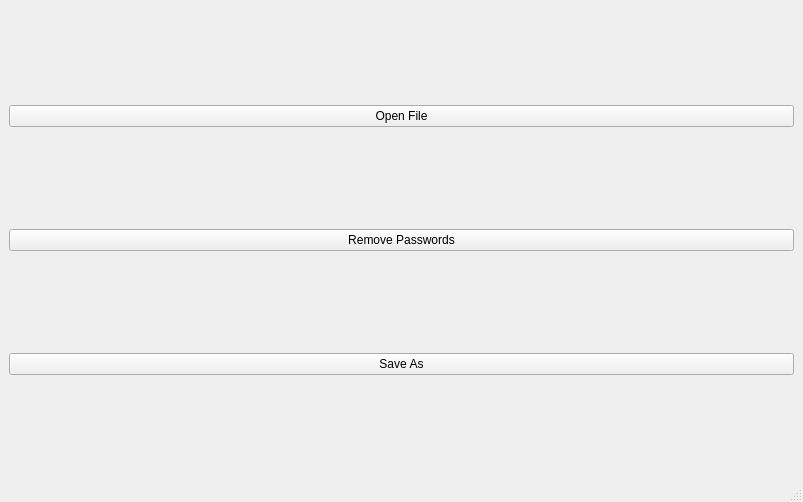
Old version of the form mainwindow.ui in the repository piotrek-pl/excelPasswordsRemover.
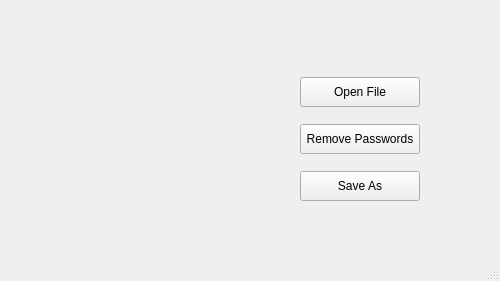
New version of the form. Icons and pictures are not drawn.

Diff of the .ui file:
```diff
--- a/mainwindow.ui
+++ b/mainwindow.ui
@@ -6,23 +6,63 @@
    <rect>
     <x>0</x>
     <y>0</y>
-    <width>803</width>
-    <height>502</height>
+    <width>500</width>
+    <height>281</height>
    </rect>
   </property>
   <property name="windowTitle">
-   <string>MainWindow</string>
+   <string>excelPasswordsRemover</string>
   </property>
   <property name="styleSheet">
-   <string notr="true"/>
+   <string notr="true">#MainWindow {
+border-image: url(:/img/background.png); }</string>
   </property>
   <widget class="QWidget" name="centralwidget">
    <property name="styleSheet">
     <string notr="true"/>
    </property>
-   <layout class="QVBoxLayout" name="verticalLayout" stretch="0,0,0">
+   <widget class="QWidget" name="">
+    <property name="geometry">
+     <rect>
+      <x>250</x>
+      <y>60</y>
+      <width>211</width>
+      <height>161</height>
+     </rect>
+    </property>
+    <layout class="QVBoxLayout" name="verticalLayout">
+     <property name="spacing">
+      <number>0</number>
+     </property>
+     <property name="leftMargin">
+      <number>50</number>
+     </property>
+     <property name="topMargin">
+      <number>0</number>
+     </property>
+     <property name="rightMargin">
+      <number>0</number>
+     </property>
+     <property name="bottomMargin">
+      <number>0</number>
+     </property>
     <item>
      <widget class="QPushButton" name="openFileButton">
+       <property name="enabled">
+        <bool>true</bool>
+       </property>
+       <property name="maximumSize">
+        <size>
+         <width>120</width>
+         <height>30</height>
+        </size>
+       </property>
+       <property name="sizeIncrement">
+        <size>
+         <width>0</width>
+         <height>0</height>
+        </size>
+       </property>
       <property name="text">
        <string>Open File</string>
       </property>
@@ -30,6 +70,21 @@
     </item>
     <item>
      <widget class="QPushButton" name="removePasswordsButton">
+       <property name="enabled">
+        <bool>true</bool>
+       </property>
+       <property name="maximumSize">
+        <size>
+         <width>120</width>
+         <height>30</height>
+        </size>
+       </property>
+       <property name="sizeIncrement">
+        <size>
+         <width>0</width>
+         <height>0</height>
+        </size>
+       </property>
       <property name="text">
        <string>Remove Passwords</string>
       </property>
@@ -37,6 +92,21 @@
     </item>
     <item>
      <widget class="QPushButton" name="saveAsButton">
+       <property name="enabled">
+        <bool>true</bool>
+       </property>
+       <property name="maximumSize">
+        <size>
+         <width>120</width>
+         <height>30</height>
+        </size>
+       </property>
+       <property name="sizeIncrement">
+        <size>
+         <width>0</width>
+         <height>0</height>
+        </size>
+       </property>
       <property name="text">
        <string>Save As</string>
       </property>
@@ -44,12 +114,13 @@
     </item>
    </layout>
   </widget>
+  </widget>
   <widget class="QMenuBar" name="menubar">
    <property name="geometry">
     <rect>
      <x>0</x>
      <y>0</y>
-     <width>803</width>
+     <width>500</width>
      <height>21</height>
     </rect>
    </property>
```
Lines whose indentation alone changed are shown as unchanged.
